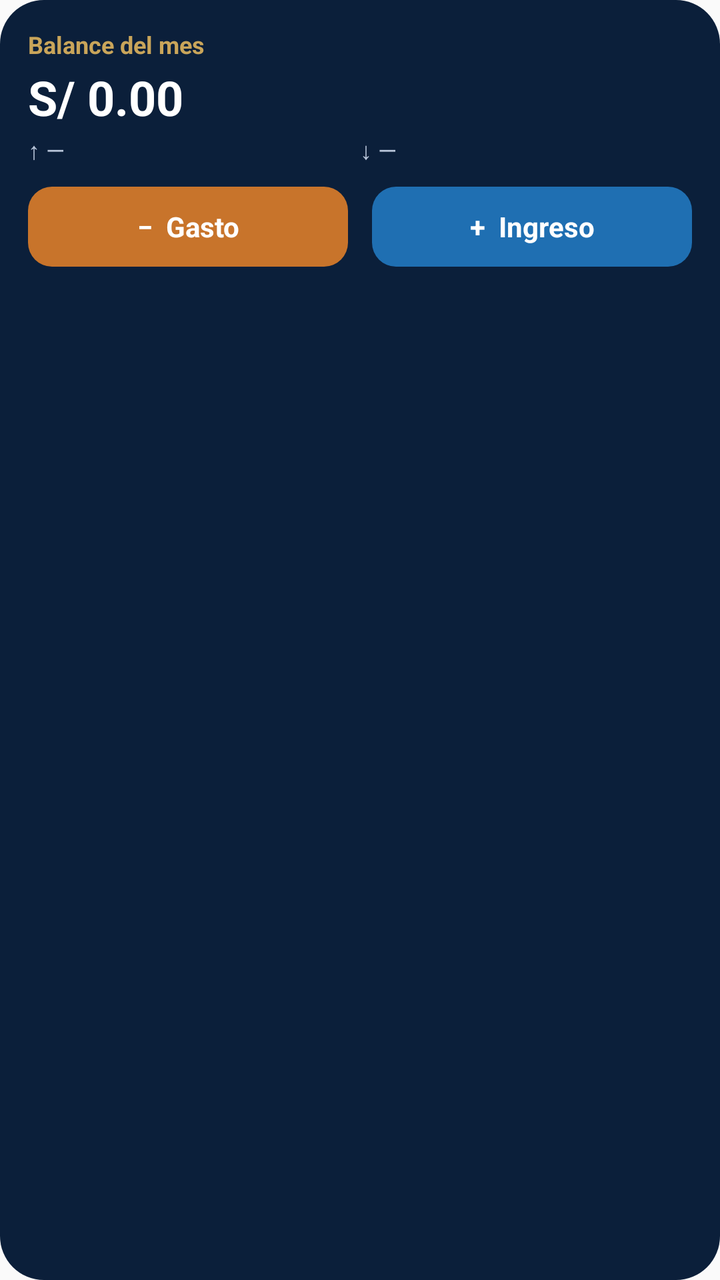
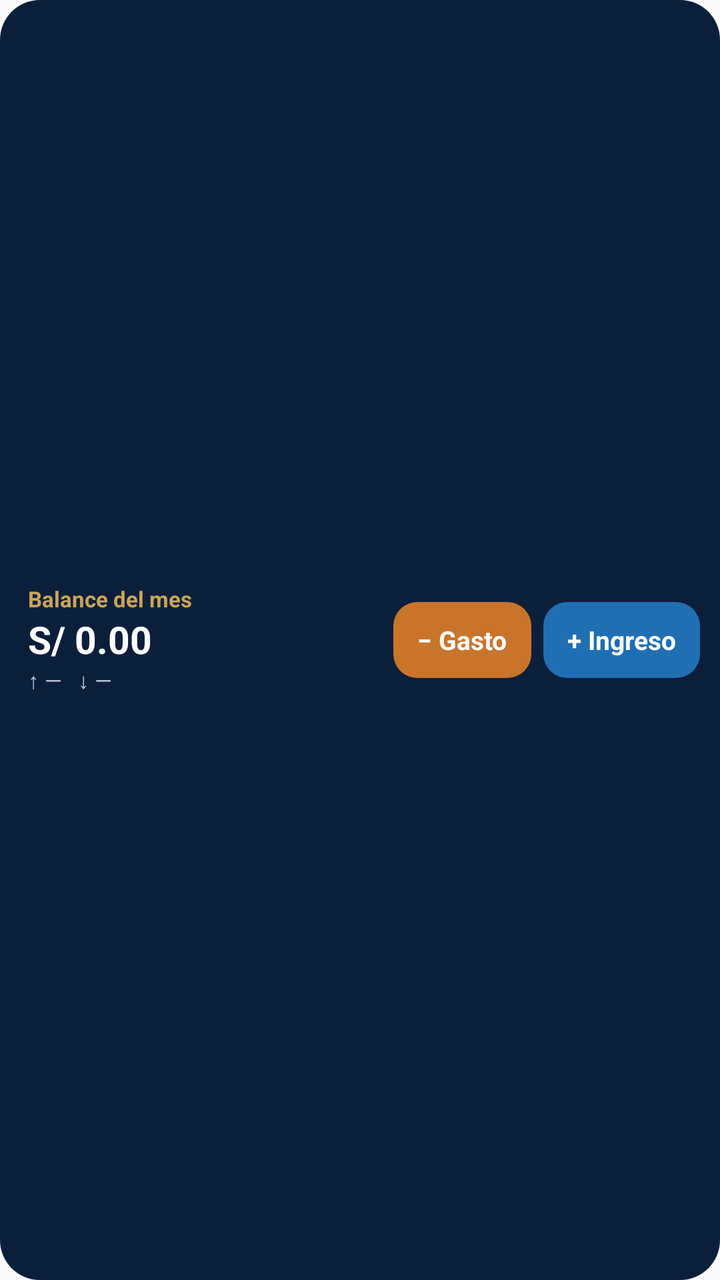

Two renders of the same Android screen: before a commit and after it. Below are the layout's source before the change and the commit's diff.
<!-- AndroidManifest.xml: application theme AppTheme -->
<!-- res/layout/widget_finanzas.xml -->
<?xml version="1.0" encoding="utf-8"?>
<LinearLayout xmlns:android="http://schemas.android.com/apk/res/android"
    android:id="@+id/w_raiz"
    android:layout_width="match_parent"
    android:layout_height="match_parent"
    android:background="@drawable/widget_fondo"
    android:orientation="vertical"
    android:padding="14dp">

    <TextView
        android:id="@+id/w_titulo"
        android:layout_width="wrap_content"
        android:layout_height="wrap_content"
        android:text="Balance del mes"
        android:textColor="#C9A55A"
        android:textSize="12sp"
        android:textStyle="bold" />

    <TextView
        android:id="@+id/w_balance"
        android:layout_width="wrap_content"
        android:layout_height="wrap_content"
        android:layout_marginTop="2dp"
        android:maxLines="1"
        android:text="S/ 0.00"
        android:textColor="#FFFFFF"
        android:textSize="24sp"
        android:textStyle="bold" />

    <LinearLayout
        android:layout_width="match_parent"
        android:layout_height="wrap_content"
        android:layout_marginTop="2dp"
        android:orientation="horizontal">

        <TextView
            android:id="@+id/w_ingresos"
            android:layout_width="0dp"
            android:layout_height="wrap_content"
            android:layout_weight="1"
            android:maxLines="1"
            android:text="↑ —"
            android:textColor="#B9C6DA"
            android:textSize="12sp" />

        <TextView
            android:id="@+id/w_gastos"
            android:layout_width="0dp"
            android:layout_height="wrap_content"
            android:layout_weight="1"
            android:maxLines="1"
            android:text="↓ —"
            android:textColor="#B9C6DA"
            android:textSize="12sp" />
    </LinearLayout>

    <LinearLayout
        android:layout_width="match_parent"
        android:layout_height="wrap_content"
        android:layout_marginTop="10dp"
        android:orientation="horizontal">

        <TextView
            android:id="@+id/w_btn_gasto"
            android:layout_width="0dp"
            android:layout_height="40dp"
            android:layout_marginEnd="6dp"
            android:layout_weight="1"
            android:background="@drawable/widget_boton_gasto"
            android:gravity="center"
            android:text="−  Gasto"
            android:textColor="#FFFFFF"
            android:textSize="14sp"
            android:textStyle="bold" />

        <TextView
            android:id="@+id/w_btn_ingreso"
            android:layout_width="0dp"
            android:layout_height="40dp"
            android:layout_marginStart="6dp"
            android:layout_weight="1"
            android:background="@drawable/widget_boton_ingreso"
            android:gravity="center"
            android:text="+  Ingreso"
            android:textColor="#FFFFFF"
            android:textSize="14sp"
            android:textStyle="bold" />
    </LinearLayout>
</LinearLayout>
<!-- resources referenced by this layout -->
<resources>
  <!-- drawable widget_boton_gasto (drawable) -->
  <?xml version="1.0" encoding="utf-8"?>
  <shape xmlns:android="http://schemas.android.com/apk/res/android" android:shape="rectangle">
      <solid android:color="#C8742B" />
      <corners android:radius="12dp" />
  </shape>
  <!-- drawable widget_boton_ingreso (drawable) -->
  <?xml version="1.0" encoding="utf-8"?>
  <shape xmlns:android="http://schemas.android.com/apk/res/android" android:shape="rectangle">
      <solid android:color="#1F6FB2" />
      <corners android:radius="12dp" />
  </shape>
  <!-- drawable widget_fondo (drawable) -->
  <?xml version="1.0" encoding="utf-8"?>
  <shape xmlns:android="http://schemas.android.com/apk/res/android" android:shape="rectangle">
      <solid android:color="#0B1F3A" />
      <corners android:radius="22dp" />
  </shape>
  <style name="AppTheme" parent="Theme.AppCompat.Light.DarkActionBar">
          
          <item name="colorPrimary">@color/colorPrimary</item>
          <item name="colorPrimaryDark">@color/colorPrimaryDark</item>
          <item name="colorAccent">@color/colorAccent</item>
      </style>
</resources>

<!-- the commit's change to res/layout/widget_finanzas.xml (unified diff, before → after) -->
@@ -4,86 +4,90 @@
     android:layout_width="match_parent"
     android:layout_height="match_parent"
     android:background="@drawable/widget_fondo"
-    android:orientation="vertical"
-    android:padding="14dp">
+    android:gravity="center_vertical"
+    android:orientation="horizontal"
+    android:paddingStart="14dp"
+    android:paddingTop="8dp"
+    android:paddingEnd="10dp"
+    android:paddingBottom="8dp">
+
+    <LinearLayout
+        android:layout_width="0dp"
+        android:layout_height="wrap_content"
+        android:layout_weight="1"
+        android:orientation="vertical">
+
+        <TextView
+            android:id="@+id/w_titulo"
+            android:layout_width="wrap_content"
+            android:layout_height="wrap_content"
+            android:maxLines="1"
+            android:text="Balance del mes"
+            android:textColor="#C9A55A"
+            android:textSize="11sp"
+            android:textStyle="bold" />
+
+        <TextView
+            android:id="@+id/w_balance"
+            android:layout_width="wrap_content"
+            android:layout_height="wrap_content"
+            android:maxLines="1"
+            android:text="S/ 0.00"
+            android:textColor="#FFFFFF"
+            android:textSize="19sp"
+            android:textStyle="bold" />
+
+        <LinearLayout
+            android:layout_width="wrap_content"
+            android:layout_height="wrap_content"
+            android:orientation="horizontal">
+
+            <TextView
+                android:id="@+id/w_ingresos"
+                android:layout_width="wrap_content"
+                android:layout_height="wrap_content"
+                android:layout_marginEnd="8dp"
+                android:maxLines="1"
+                android:text="↑ —"
+                android:textColor="#B9C6DA"
+                android:textSize="11sp" />
+
+            <TextView
+                android:id="@+id/w_gastos"
+                android:layout_width="wrap_content"
+                android:layout_height="wrap_content"
+                android:maxLines="1"
+                android:text="↓ —"
+                android:textColor="#B9C6DA"
+                android:textSize="11sp" />
+        </LinearLayout>
+    </LinearLayout>
 
     <TextView
-        android:id="@+id/w_titulo"
+        android:id="@+id/w_btn_gasto"
         android:layout_width="wrap_content"
-        android:layout_height="wrap_content"
-        android:text="Balance del mes"
-        android:textColor="#C9A55A"
-        android:textSize="12sp"
+        android:layout_height="38dp"
+        android:layout_marginStart="8dp"
+        android:background="@drawable/widget_boton_gasto"
+        android:gravity="center"
+        android:paddingStart="12dp"
+        android:paddingEnd="12dp"
+        android:text="− Gasto"
+        android:textColor="#FFFFFF"
+        android:textSize="13sp"
         android:textStyle="bold" />
 
     <TextView
-        android:id="@+id/w_balance"
+        android:id="@+id/w_btn_ingreso"
         android:layout_width="wrap_content"
-        android:layout_height="wrap_content"
-        android:layout_marginTop="2dp"
-        android:maxLines="1"
-        android:text="S/ 0.00"
+        android:layout_height="38dp"
+        android:layout_marginStart="6dp"
+        android:background="@drawable/widget_boton_ingreso"
+        android:gravity="center"
+        android:paddingStart="12dp"
+        android:paddingEnd="12dp"
+        android:text="+ Ingreso"
         android:textColor="#FFFFFF"
-        android:textSize="24sp"
+        android:textSize="13sp"
         android:textStyle="bold" />
-
-    <LinearLayout
-        android:layout_width="match_parent"
-        android:layout_height="wrap_content"
-        android:layout_marginTop="2dp"
-        android:orientation="horizontal">
-
-        <TextView
-            android:id="@+id/w_ingresos"
-            android:layout_width="0dp"
-            android:layout_height="wrap_content"
-            android:layout_weight="1"
-            android:maxLines="1"
-            android:text="↑ —"
-            android:textColor="#B9C6DA"
-            android:textSize="12sp" />
-
-        <TextView
-            android:id="@+id/w_gastos"
-            android:layout_width="0dp"
-            android:layout_height="wrap_content"
-            android:layout_weight="1"
-            android:maxLines="1"
-            android:text="↓ —"
-            android:textColor="#B9C6DA"
-            android:textSize="12sp" />
-    </LinearLayout>
-
-    <LinearLayout
-        android:layout_width="match_parent"
-        android:layout_height="wrap_content"
-        android:layout_marginTop="10dp"
-        android:orientation="horizontal">
-
-        <TextView
-            android:id="@+id/w_btn_gasto"
-            android:layout_width="0dp"
-            android:layout_height="40dp"
-            android:layout_marginEnd="6dp"
-            android:layout_weight="1"
-            android:background="@drawable/widget_boton_gasto"
-            android:gravity="center"
-            android:text="−  Gasto"
-            android:textColor="#FFFFFF"
-            android:textSize="14sp"
-            android:textStyle="bold" />
-
-        <TextView
-            android:id="@+id/w_btn_ingreso"
-            android:layout_width="0dp"
-            android:layout_height="40dp"
-            android:layout_marginStart="6dp"
-            android:layout_weight="1"
-            android:background="@drawable/widget_boton_ingreso"
-            android:gravity="center"
-            android:text="+  Ingreso"
-            android:textColor="#FFFFFF"
-            android:textSize="14sp"
-            android:textStyle="bold" />
-    </LinearLayout>
 </LinearLayout>
<!-- resource entries referenced after the edit -->
@@ -16,7 +16,7 @@
   <?xml version="1.0" encoding="utf-8"?>
   <shape xmlns:android="http://schemas.android.com/apk/res/android" android:shape="rectangle">
       <solid android:color="#0B1F3A" />
-      <corners android:radius="22dp" />
+      <corners android:radius="20dp" />
   </shape>
   <style name="AppTheme" parent="Theme.AppCompat.Light.DarkActionBar">
           
